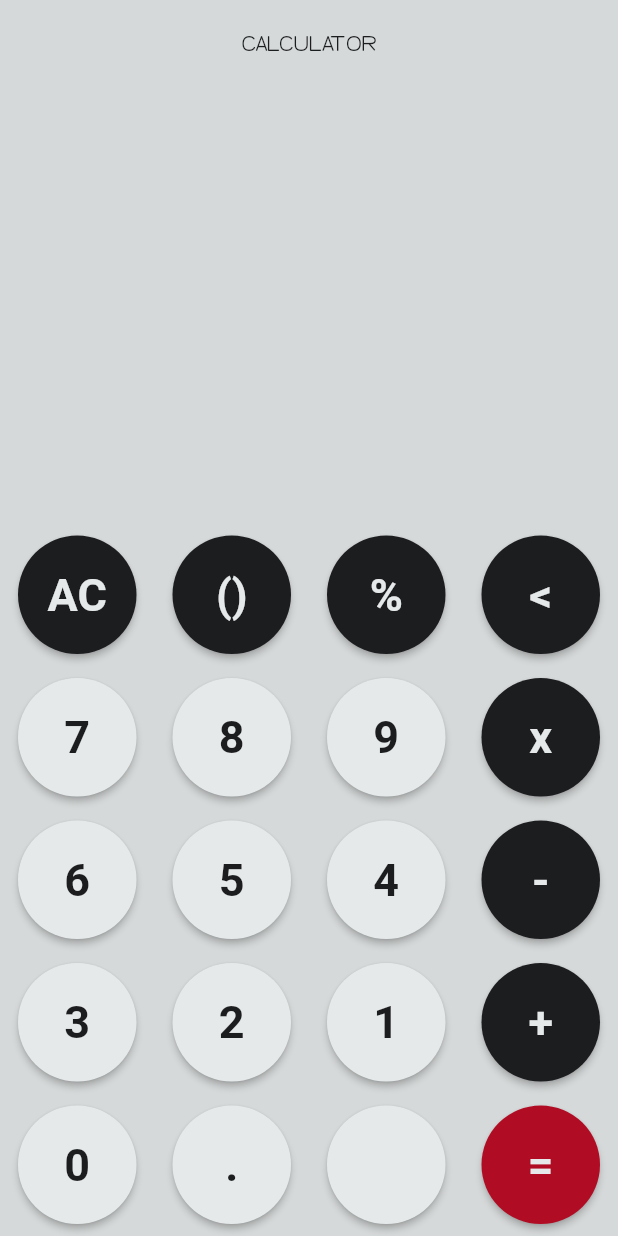
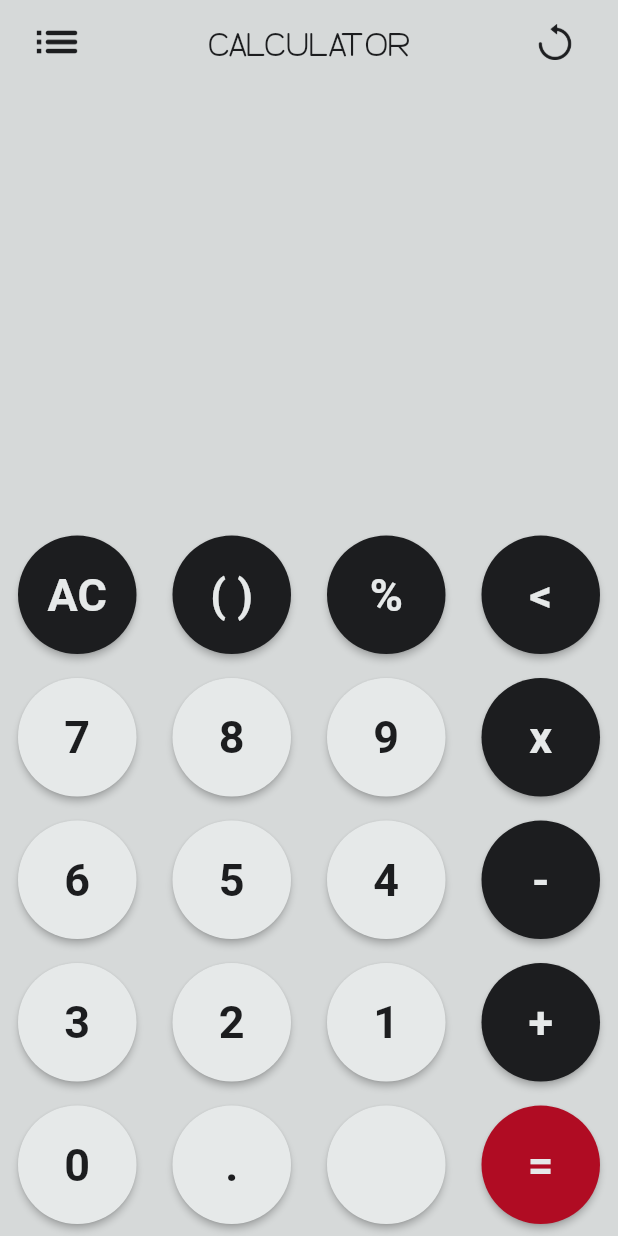
Before and after one commit to TheScriptRailoth/Nothing-calculator, a Flutter app: the screen it shows after launch, on a phone screen of 412 x 824 dp. Run offline on Flutter 3.47's test engine with Material 2 defaults, Android fonts, the phone set to English and light mode, and no system bars; our stand-ins replace math_expressions; Roboto replaces fonts that are missing (Nothing).

Commit message:
Improved UI

```diff
--- a/lib/main.dart
+++ b/lib/main.dart
@@ -65,7 +65,19 @@ class _CalculatorState extends State<Calculator> {
   Widget build(BuildContext context) {
     return Scaffold(
       appBar: AppBar(
-        title:const Text("CALCULATOR", style: TextStyle(color: blacknumkey, fontFamily:'Jane', fontSize: 20, fontWeight: FontWeight.normal)),
+        title:const Text("CALCULATOR", style: TextStyle(color: blacknumkey, fontFamily:'Jane', fontSize: 30, fontWeight: FontWeight.normal)),
+        leading: IconButton(
+          padding: const EdgeInsets.only(left:20),
+          icon: Image.asset('assests/drawer_icon.png'),
+          onPressed: (){},
+        ),
+        actions: [
+          Row(
+            children: [
+              IconButton(onPressed: (){}, icon: Image.asset('assests/history_icon.png'), padding:const EdgeInsets.only(right:30),),
+            ],
+          ),
+        ],
         centerTitle: true,
         backgroundColor: backgroundcolor,
         elevation: 0,
@@ -107,7 +119,7 @@ class _CalculatorState extends State<Calculator> {
           Row(
             children: [
                 button(text:"AC", tColor: whitenumkey, buttonBgColor: blacknumkey),
-                button(text:"()", tColor: whitenumkey, buttonBgColor: blacknumkey),
+                button(text:"( )", tColor: whitenumkey, buttonBgColor: blacknumkey),
                 button(text:"%", tColor: whitenumkey, buttonBgColor: blacknumkey),
                 button(text:"<", tColor: whitenumkey, buttonBgColor: blacknumkey),
             ],
--- a/pubspec.yaml
+++ b/pubspec.yaml
@@ -60,9 +60,9 @@ flutter:
   uses-material-design: true
 
   # To add assets to your application, add an assets section, like this:
-  # assets:
-  #   - images/a_dot_burr.jpeg
-  #   - images/a_dot_ham.jpeg
+  assets:
+     - assests/history_icon.png
+     - assests/drawer_icon.png
 
   # An image asset can refer to one or more resolution-specific "variants", see
   # https://flutter.dev/assets-and-images/#resolution-aware
```
Also changed, not shown: assests/drawer_icon.png (added), assests/history_icon.png (added), 1 other file.
